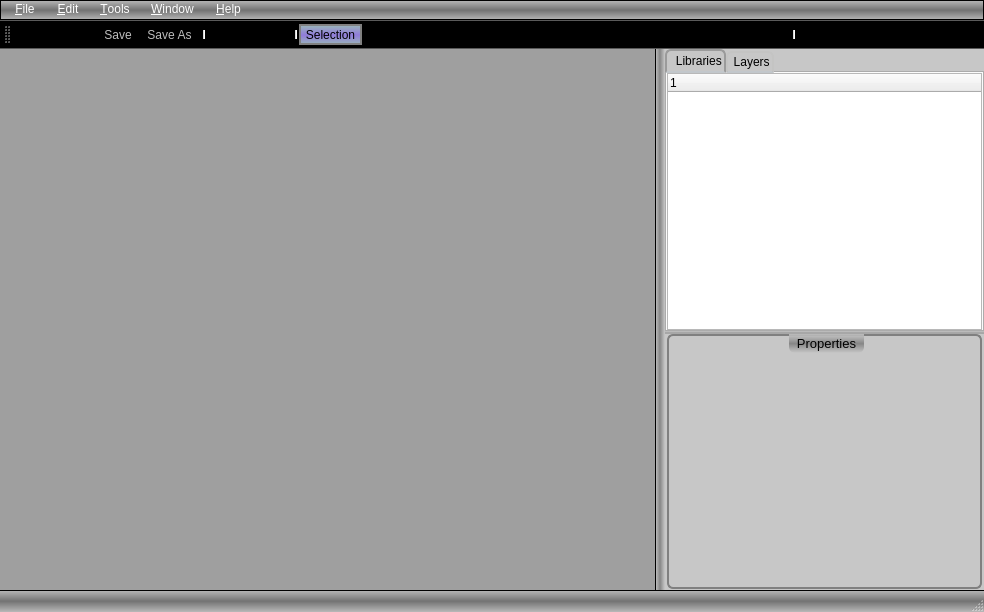
The window that mainwindow.ui (theking0/QFidoCAD) describes before a commit, drawn with Qt 5.
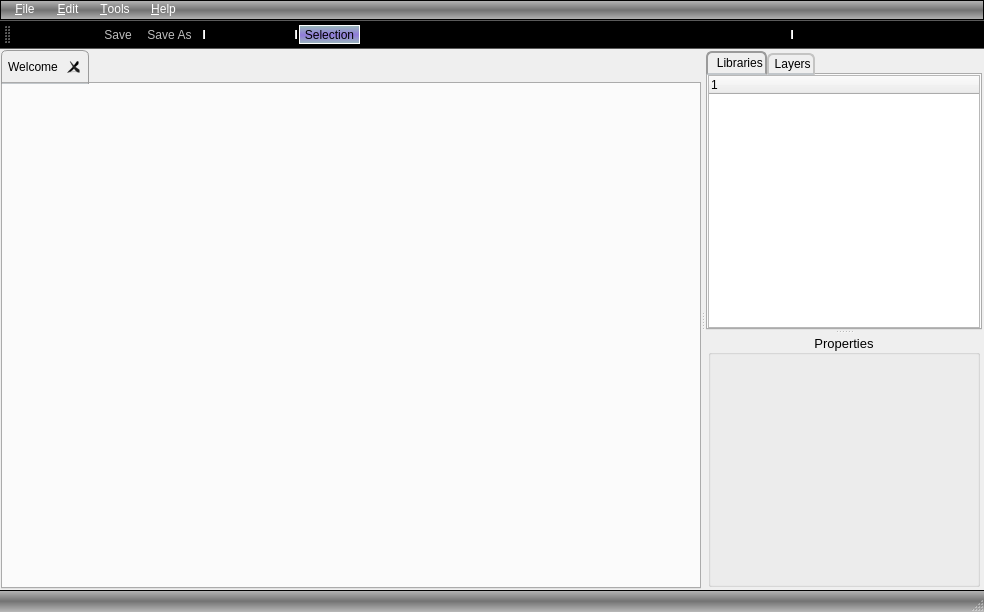
The same window after the commit. Icons and pictures are not drawn.

Diff of the .ui file:
```diff
--- a/mainwindow.ui
+++ b/mainwindow.ui
@@ -13,6 +13,9 @@
   <property name="windowTitle">
    <string>QFidoCAD</string>
   </property>
+  <property name="styleSheet">
+   <string notr="true"/>
+  </property>
   <widget class="QWidget" name="centralwidget">
    <property name="sizePolicy">
     <sizepolicy hsizetype="Expanding" vsizetype="Expanding">
@@ -30,59 +33,112 @@
     <string notr="true"/>
    </property>
    <layout class="QHBoxLayout" name="horizontalLayout">
+    <property name="spacing">
+     <number>1</number>
+    </property>
     <property name="leftMargin">
-     <number>0</number>
+     <number>1</number>
     </property>
     <property name="topMargin">
-     <number>0</number>
+     <number>1</number>
     </property>
     <property name="rightMargin">
-     <number>0</number>
+     <number>1</number>
     </property>
     <property name="bottomMargin">
-     <number>0</number>
+     <number>1</number>
     </property>
     <item>
-     <widget class="QSplitter" name="splitter_2">
-      <property name="styleSheet">
-       <string notr="true">QSplitter:handle:horizontal {
-	background-color: qlineargradient(spread:reflect, x1:0.495, y1:0.505682, x2:1, y2:0.5, stop:0 rgba(128, 128, 128, 231), stop:1 rgba(199, 199, 199, 207));
-border-left:1px solid black;
-}
-
-QSplitter {
-	background-color: rgb(199, 199, 199);
-}
-
-QSplitter:handle:vertical {
-	background-color: qlineargradient(spread:reflect, x1:0.495, y1:0.505682, x2:0.494, y2:1, stop:0 rgba(128, 128, 128, 231), stop:1 rgba(199, 199, 199, 207));
-
-}</string>
-      </property>
-      <property name="orientation">
-       <enum>Qt::Horizontal</enum>
-      </property>
-      <property name="handleWidth">
-       <number>10</number>
-      </property>
-      <widget class="QMdiArea" name="mdiArea">
-       <property name="minimumSize">
-        <size>
-         <width>400</width>
-         <height>400</height>
-        </size>
-       </property>
-      </widget>
       <widget class="QSplitter" name="splitter">
        <property name="styleSheet">
         <string notr="true"/>
        </property>
        <property name="orientation">
+       <enum>Qt::Horizontal</enum>
+      </property>
+      <widget class="QTabWidget" name="tabMain">
+       <property name="minimumSize">
+        <size>
+         <width>700</width>
+         <height>300</height>
+        </size>
+       </property>
+       <property name="styleSheet">
+        <string notr="true">QTabBar::tab {
+    background: qlineargradient(x1: 0, y1: 0, x2: 0, y2: 1,
+                                stop: 0 #E1E1E1, stop: 0.4 #DDDDDD,
+                                stop: 0.5 #D8D8D8, stop: 1.0 #D3D3D3);
+    border:1px solid black;
+    border-top-left-radius: 6px;
+    border-top-right-radius: 6px;
+    min-width: 8ex;
+    padding:6px;
+}
+
+QTabBar::tab:selected, QTabBar::tab:hover {
+    background: qlineargradient(x1: 0, y1: 0, x2: 0, y2: 1,
+                                stop: 0 #fafafa, stop: 0.4 #f4f4f4,
+                                stop: 0.5 #e7e7e7, stop: 1.0 #fafafa);
+}
+
+QTabBar::tab:selected {
+    border-color: #9B9B9B;
+    border-bottom-color: #C2C7CB; /* same as pane color */
+}
+
+QTabBar::tab:!selected {
+    margin-top: 2px; /* make non-selected tabs look smaller */
+}</string>
+       </property>
+       <property name="tabShape">
+        <enum>QTabWidget::Rounded</enum>
+       </property>
+       <property name="currentIndex">
+        <number>0</number>
+       </property>
+       <property name="tabsClosable">
+        <bool>true</bool>
+       </property>
+       <property name="movable">
+        <bool>true</bool>
+       </property>
+       <widget class="QWidget" name="tabPageWelcome">
+        <attribute name="title">
+         <string>Welcome</string>
+        </attribute>
+       </widget>
+      </widget>
+      <widget class="QFrame" name="frame">
+       <property name="frameShape">
+        <enum>QFrame::NoFrame</enum>
+       </property>
+       <property name="frameShadow">
+        <enum>QFrame::Raised</enum>
+       </property>
+       <property name="lineWidth">
+        <number>0</number>
+       </property>
+       <layout class="QVBoxLayout" name="verticalLayout_5">
+        <property name="spacing">
+         <number>1</number>
+        </property>
+        <property name="leftMargin">
+         <number>1</number>
+        </property>
+        <property name="topMargin">
+         <number>1</number>
+        </property>
+        <property name="rightMargin">
+         <number>1</number>
+        </property>
+        <property name="bottomMargin">
+         <number>1</number>
+        </property>
+        <item>
+         <widget class="QSplitter" name="splitter_2">
+          <property name="orientation">
         <enum>Qt::Vertical</enum>
        </property>
-       <property name="handleWidth">
-        <number>2</number>
-       </property>
        <widget class="QTabWidget" name="tabWidget">
         <property name="minimumSize">
          <size>
@@ -231,22 +287,7 @@
             <bool>false</bool>
            </property>
            <property name="styleSheet">
-            <string notr="true">QGroupBox {
-    background-color: qlineargradient(x1: 0, y1: 0, x2: 0, y2: 1,
-                                      stop: 0 #E0E0E0, stop: 1 #FFFFFF);
-    border: 2px solid gray;
-    border-radius: 6px;
-    margin-top: 1ex; /* leave space at the top for the title */
-}
-
-QGroupBox::title {
-    subcontrol-origin: margin;
-    subcontrol-position: top center; /* position at the top center */
-    padding: 2 6px;
-	background-color: qlineargradient(spread:reflect, x1:0.495, y1:0.505682, x2:0.494, y2:1, stop:0 rgba(128, 128, 128, 231), stop:1 rgba(199, 199, 199, 207));
-    border-bottom-left-radius: 6px;
- border-bottom-right-radius: 6px;
-}</string>
+               <string notr="true"/>
            </property>
            <property name="title">
             <string>Properties</string>
@@ -282,6 +323,9 @@
         </layout>
        </widget>
       </widget>
+        </item>
+       </layout>
+      </widget>
      </widget>
     </item>
    </layout>
@@ -292,7 +336,7 @@
      <x>0</x>
      <y>0</y>
      <width>984</width>
-     <height>22</height>
+     <height>21</height>
     </rect>
    </property>
    <property name="styleSheet">
@@ -305,6 +349,7 @@
 color: rgb(255, 255, 255);
 }
 
+
 QMenuBar::item {
     padding:2px 8px;
 
@@ -320,21 +365,6 @@
 background-color: qlineargradient(spread:reflect, x1:0.494, y1:0.505455, x2:0.494, y2:1, stop:0 rgba(80, 80, 80, 200), stop:1 rgba(168, 168, 168, 200));
 border:1px solid black;
 }
-
-* {
-background-color: qlineargradient(spread:reflect, x1:0.494, y1:0.505455, x2:0.494, y2:1, stop:0 rgba(80, 80, 80, 200), stop:1 rgba(168, 168, 168, 200));
-}
-
-QMenu{
-	background-color: qlineargradient(spread:reflect, x1:0.495, y1:0.505682, x2:0.494, y2:1, stop:0 rgba(128, 128, 128, 231), stop:1 rgba(199, 199, 199, 207));
-border:1px solid black;
-padding-left:6px;
-}
-
-QMenu::item:selected {
-	background-color: qlineargradient(spread:reflect, x1:0.48891, y1:0.523, x2:0.494, y2:1, stop:0 rgba(168, 143, 254, 220), stop:1 rgba(213, 255, 255, 184));
-border:1px solid black;
-}
 </string>
    </property>
    <widget class="QMenu" name="menu_File">
@@ -398,30 +428,9 @@
     <addaction name="separator"/>
     <addaction name="actionAbout_Qt"/>
    </widget>
-   <widget class="QMenu" name="menu_Window">
-    <property name="title">
-     <string>&amp;Window</string>
-    </property>
-    <widget class="QMenu" name="menuView">
-     <property name="title">
-      <string>View</string>
-     </property>
-     <addaction name="actionToolBar"/>
-     <addaction name="actionLibraries_Image"/>
-    </widget>
-    <addaction name="actionSplit_H"/>
-    <addaction name="actionSplit_V"/>
-    <addaction name="separator"/>
-    <addaction name="actionMinimize_All"/>
-    <addaction name="separator"/>
-    <addaction name="menuView"/>
-    <addaction name="separator"/>
-    <addaction name="actionWindows_List"/>
-   </widget>
    <addaction name="menu_File"/>
    <addaction name="menu_Edit"/>
    <addaction name="menu_Tools"/>
-   <addaction name="menu_Window"/>
    <addaction name="menu_Help"/>
   </widget>
   <widget class="QStatusBar" name="statusbar">
@@ -465,7 +474,7 @@
    </property>
    <property name="styleSheet">
     <string notr="true">QToolBar {
-background-color: qlineargradient(spread:reflect, x1:0.494, y1:0.505455, x2:0.494, y2:1, stop:0 rgba(80, 80, 80, 200), stop:1 rgba(168, 168, 168, 200));
+	background-color: qlineargradient(spread:reflect, x1:0.495, y1:0.505682, x2:0.494, y2:1, stop:0 rgba(168, 168, 168, 231), stop:1 rgba(199, 199, 199, 207));
 }
 
 QToolBar QToolButton::hover {
@@ -475,7 +484,7 @@
 
 QToolBar QToolButton::checked {
 	background-color: qlineargradient(spread:reflect, x1:0.48891, y1:0.523, x2:0.494, y2:1, stop:0 rgba(168, 143, 254, 220), stop:1 rgba(213, 255, 255, 184));
-border:2px solid gray;
+border:1px solid white;
 }</string>
    </property>
    <property name="iconSize">
```
Left out of the diff: 2 changed lines with no effect on the pictures. Lines whose indentation alone changed are shown as unchanged.
